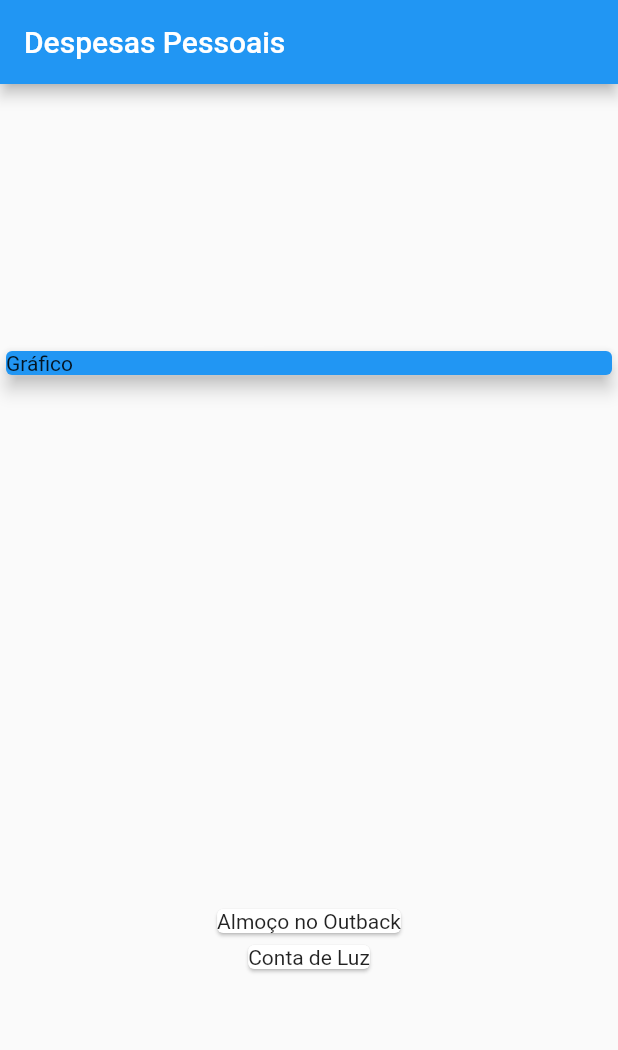
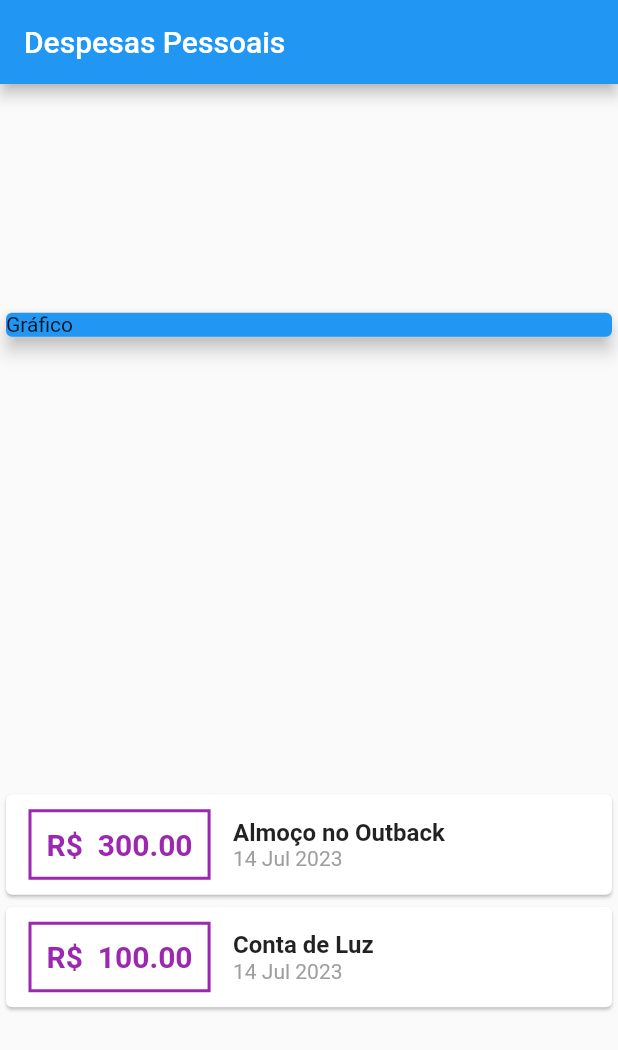
Before and after one commit to marcelinx/expensesApp, a Flutter app: the screen it shows after launch, on a phone screen of 412 x 824 dp. Shown: the top 1050 px of the screen. Run offline on Flutter 3.47's test engine with Material 2 defaults, Android fonts, the phone set to English and light mode, and no system bars.

Commit message:
adding INTL and formating files

```diff
--- a/lib/main.dart
+++ b/lib/main.dart
@@ -1,5 +1,6 @@
 import 'models/transaction.dart';
 import 'package:flutter/material.dart';
+import 'package:intl/intl.dart';
 
 main() => runApp(ExpensesApp());
 
@@ -27,7 +28,6 @@ class MyHomePage extends StatelessWidget {
       )
   ];
 
-
   @override
   Widget build(BuildContext context) {
     return Scaffold(
@@ -49,7 +49,49 @@ class MyHomePage extends StatelessWidget {
           Column(
             children: _transactions.map((tr) {
               return Card(
-                child: Text(tr.title),
+                child: Row(
+                  children: <Widget>[
+                      Container(
+                        margin: EdgeInsets.symmetric(
+                          horizontal: 15,
+                          vertical: 10
+                        ),
+                        decoration: BoxDecoration(
+                          border: Border.all(
+                            color: Colors.purple,
+                            width: 2,
+                          )
+                        ),
+                        padding: EdgeInsets.all(10),
+                        child: Text(
+                         'R\$  ${tr.value.toStringAsFixed(2)}',
+                            style: TextStyle(
+                              fontWeight: FontWeight.bold,
+                              fontSize: 20,
+                              color: Colors.purple,
+                            ),
+                          ),
+                      ),
+                        Column(
+                          crossAxisAlignment: CrossAxisAlignment.start,
+                          children: <Widget>[
+                            Text(
+                              tr.title,
+                              style: TextStyle(
+                                  fontSize: 16,
+                                  fontWeight: FontWeight.bold,
+                                ),
+                              ),
+                            Text(
+                              DateFormat('d MMM y').format(tr.date),
+                              style: TextStyle(
+                                color: Colors.grey,
+                              ),
+                            ),
+                          ],
+                        ),
+                    ],
+                  ),
               );
             }).toList(),
           ),
```
Also changed, not shown: pubspec.yaml (+8 -10 lines), pubspec.lock.
